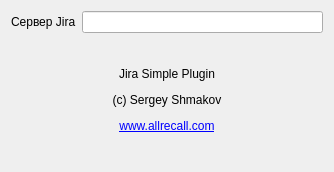
The window that jira/jiraoptions.ui (sshmakov/Traquera) describes before a commit, drawn with Qt 5.
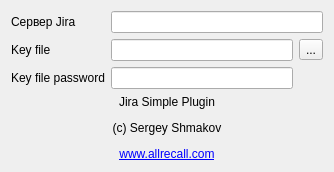
The same window after the commit.

The edit to the form file:
```diff
--- a/jira/jiraoptions.ui
+++ b/jira/jiraoptions.ui
@@ -16,6 +16,23 @@
   <layout class="QGridLayout" name="gridLayout_2">
    <item row="0" column="0">
     <layout class="QGridLayout" name="gridLayout">
+     <item row="1" column="1">
+      <widget class="QLineEdit" name="leKeyFile"/>
+     </item>
+     <item row="1" column="0">
+      <widget class="QLabel" name="label_2">
+       <property name="text">
+        <string>Key file</string>
+       </property>
+      </widget>
+     </item>
+     <item row="1" column="2">
+      <widget class="QToolButton" name="tbKeyFileBrowse">
+       <property name="text">
+        <string>...</string>
+       </property>
+      </widget>
+     </item>
      <item row="0" column="0">
       <widget class="QLabel" name="lServer">
        <property name="sizePolicy">
@@ -29,7 +46,7 @@
        </property>
       </widget>
      </item>
-     <item row="1" column="0" colspan="2">
+     <item row="3" column="0" colspan="3">
       <widget class="QLabel" name="label">
        <property name="sizePolicy">
         <sizepolicy hsizetype="Preferred" vsizetype="Minimum">
@@ -51,9 +68,23 @@
        </property>
       </widget>
      </item>
-     <item row="0" column="1">
+     <item row="0" column="1" colspan="2">
       <widget class="QLineEdit" name="leServer"/>
      </item>
+     <item row="2" column="0">
+      <widget class="QLabel" name="label_3">
+       <property name="text">
+        <string>Key file password</string>
+       </property>
+      </widget>
+     </item>
+     <item row="2" column="1">
+      <widget class="QLineEdit" name="leKeyPassword">
+       <property name="echoMode">
+        <enum>QLineEdit::Password</enum>
+       </property>
+      </widget>
+     </item>
     </layout>
    </item>
   </layout>
```
